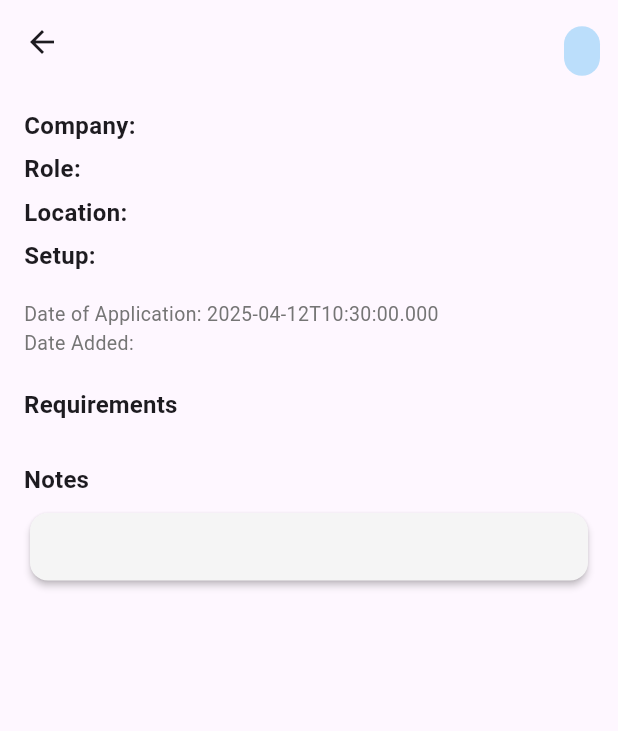
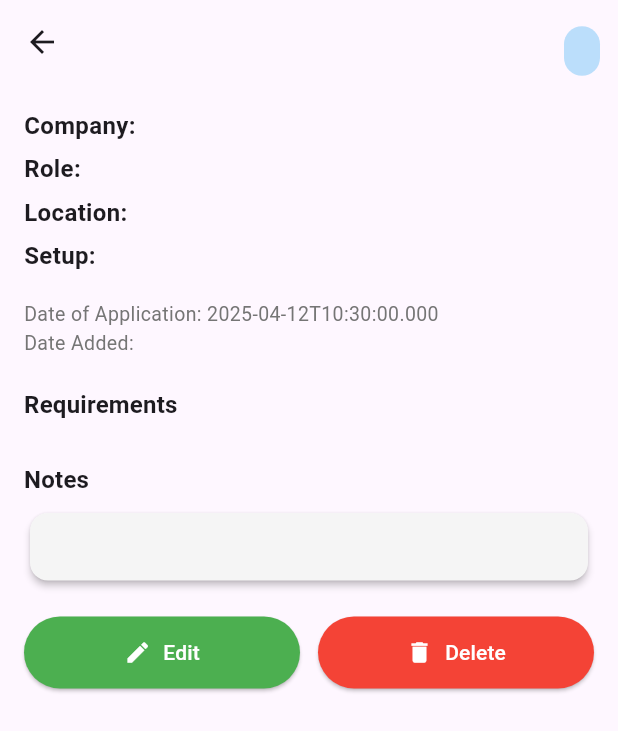
Before and after one commit to elishandreaj/ojt-application-tracker, a Flutter app: the ViewApplicationPage screen opened directly with empty values, on a phone screen of 412 x 824 dp. Shown: the top 731 px of the screen. Run offline on Flutter 3.47's test engine with Material 3 defaults, Android fonts, the phone set to English and light mode, and no system bars; our stand-ins replace flutter_slidable, sqflite; accounts and stored records are empty.

Commit message:
added edit and delete buttons in the view_app.dart

```diff
--- a/lib/pages/view_app.dart
+++ b/lib/pages/view_app.dart
@@ -1,4 +1,6 @@
 import 'package:flutter/material.dart';
+import '../services/db_service.dart';
+import 'update_app.dart';
 
 class ViewApplicationPage extends StatelessWidget {
   final Map<String, dynamic> application;
@@ -121,6 +123,72 @@ class ViewApplicationPage extends StatelessWidget {
                 ),
               ),
             ),
+            const SizedBox(height: 20),
+            // Edit and Delete Buttons
+            Row(
+              children: [
+                Expanded(
+                  child: ElevatedButton.icon(
+                    onPressed: () async {
+                      await Navigator.push(
+                        context,
+                        MaterialPageRoute(
+                          builder: (context) => UpdateApplicationScreen(applicationId: application['id']),
+                        ),
+                      );
+                      Navigator.pop(context); // Return and refresh
+                    },
+                    icon: const Icon(Icons.edit, color: Colors.white),
+                    label: const Text("Edit", style: TextStyle(color: Colors.white)),
+                    style: ElevatedButton.styleFrom(
+                      backgroundColor: Colors.green,
+                      padding: const EdgeInsets.symmetric(vertical: 14),
+                    ),
+                  ),
+                ),
+                const SizedBox(width: 12),
+                Expanded(
+                  child: ElevatedButton.icon(
+                    onPressed: () async {
+                      bool? shouldDelete = await showDialog(
+                        context: context,
+                        builder: (context) => AlertDialog(
+                          title: const Text("Confirm Deletion"),
+                          content: const Text("Are you sure you want to delete this application?"),
+                          actions: [
+                            TextButton(
+                              child: const Text("Cancel"),
+                              onPressed: () => Navigator.of(context).pop(false),
+                            ),
+                            TextButton(
+                              child: const Text("Delete"),
+                              onPressed: () => Navigator.of(context).pop(true),
+                            ),
+                          ],
+                        ),
+                      );
+
+                      if (shouldDelete == true) {
+                        await DatabaseService().deleteApplication(application['id']);
+                        if (context.mounted) {
+                          ScaffoldMessenger.of(context).showSnackBar(
+                            const SnackBar(content: Text("Application deleted.")),
+                          );
+                          Navigator.pop(context); // Go back to refresh the list
+                        }
+                      }
+                    },
+                    icon: const Icon(Icons.delete, color: Colors.white),
+                    label: const Text("Delete", style: TextStyle(color: Colors.white)),
+                    style: ElevatedButton.styleFrom(
+                      backgroundColor: Colors.red,
+                      padding: const EdgeInsets.symmetric(vertical: 14),
+                    ),
+                  ),
+                ),
+              ],
+            ),
+
           ],
         ),
       ),
```
Also changed, not shown: lib/pages/main.dart (+6 -2 lines).
